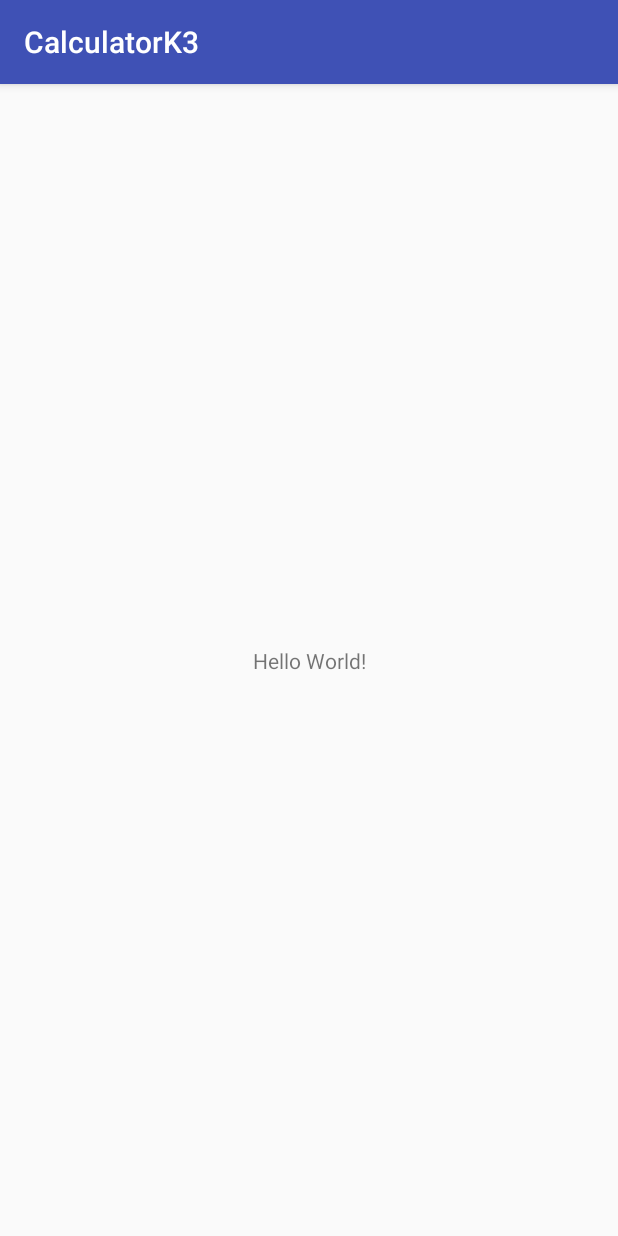
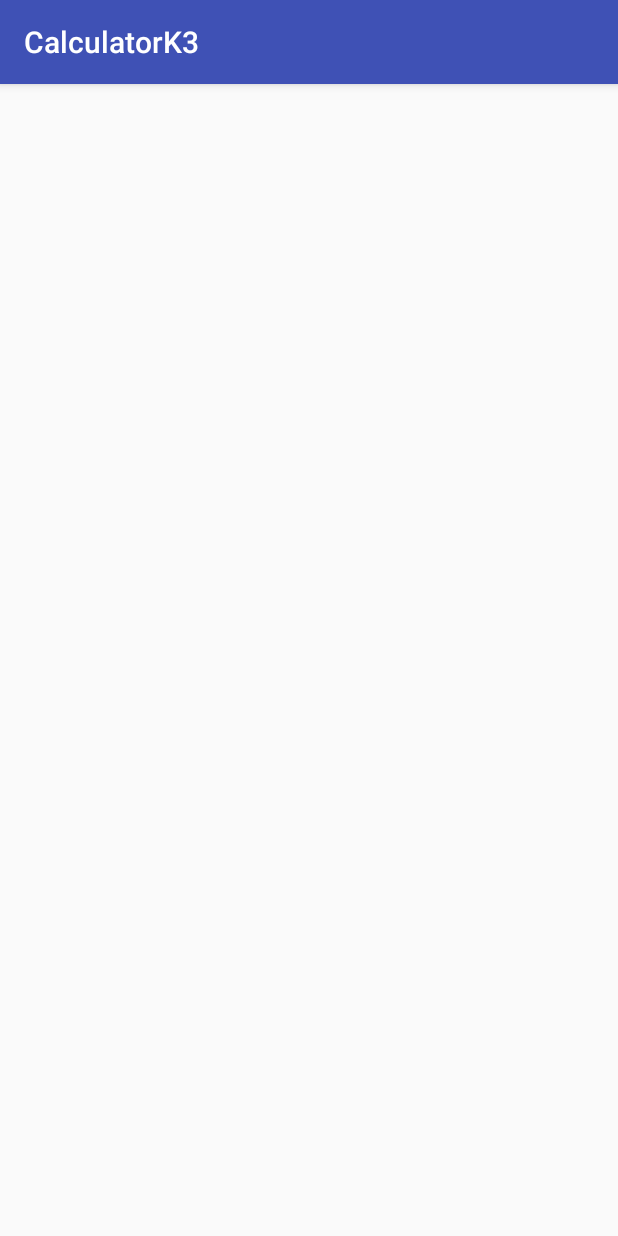
Before and after one commit to prestaylor51/CalculatorK3, an Android app: the screen it shows after launch (MainActivity), on a phone screen of 412 x 824 dp. Run offline under Robolectric (Android 15) with nearby library versions, the phone set to English and light mode, and no system bars.

Commit message:
just barely getting started

```diff
--- a/app/build.gradle
+++ b/app/build.gradle
@@ -20,7 +20,7 @@ android {
 }
 
 dependencies {
-    compile fileTree(dir: 'libs', include: ['*.jar'])
+    compile fileTree(include: ['*.jar'], dir: 'libs')
     androidTestCompile('com.android.support.test.espresso:espresso-core:2.2.2', {
         exclude group: 'com.android.support', module: 'support-annotations'
     })
--- a/app/src/main/java/com/taylor/preston/calculatork3/MainActivity.java
+++ b/app/src/main/java/com/taylor/preston/calculatork3/MainActivity.java
@@ -1,7 +1,8 @@
 package com.taylor.preston.calculatork3;
 
+
+import android.os.Bundle;
 import android.support.v7.app.AppCompatActivity;
-import android.os.Bundle;
 
 public class MainActivity extends AppCompatActivity {
 
--- a/app/src/main/res/layout/activity_main.xml
+++ b/app/src/main/res/layout/activity_main.xml
@@ -4,15 +4,8 @@
     xmlns:tools="http://schemas.android.com/tools"
     android:layout_width="match_parent"
     android:layout_height="match_parent"
-    tools:context="com.taylor.preston.calculatork3.MainActivity">
-
-    <TextView
-        android:layout_width="wrap_content"
-        android:layout_height="wrap_content"
-        android:text="Hello World!"
-        app:layout_constraintBottom_toBottomOf="parent"
-        app:layout_constraintLeft_toLeftOf="parent"
-        app:layout_constraintRight_toRightOf="parent"
-        app:layout_constraintTop_toTopOf="parent" />
+    tools:context="com.taylor.preston.calculatork3.MainActivity"
+    tools:layout_editor_absoluteY="81dp"
+    tools:layout_editor_absoluteX="0dp">
 
 </android.support.constraint.ConstraintLayout>
--- a/build.gradle
+++ b/build.gradle
@@ -5,7 +5,7 @@ buildscript {
         jcenter()
     }
     dependencies {
-        classpath 'com.android.tools.build:gradle:2.3.0'
+        classpath 'com.android.tools.build:gradle:2.3.2'
 
         // NOTE: Do not place your application dependencies here; they belong
         // in the individual module build.gradle files
```
